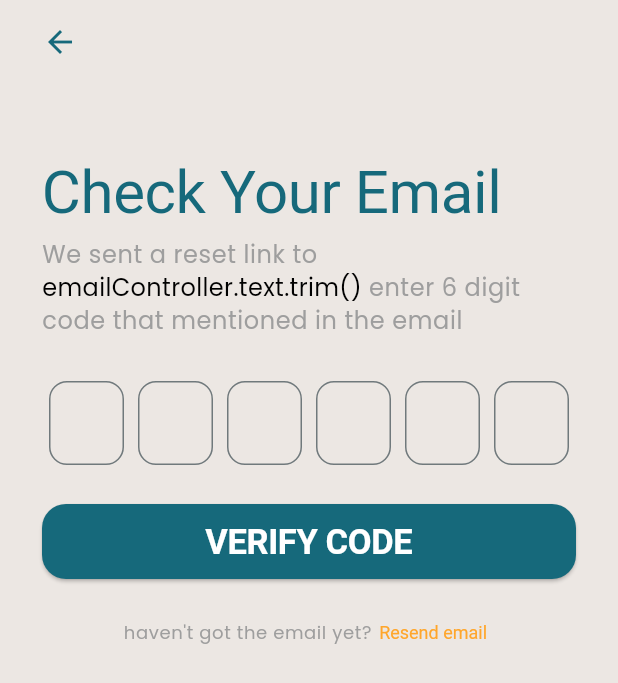
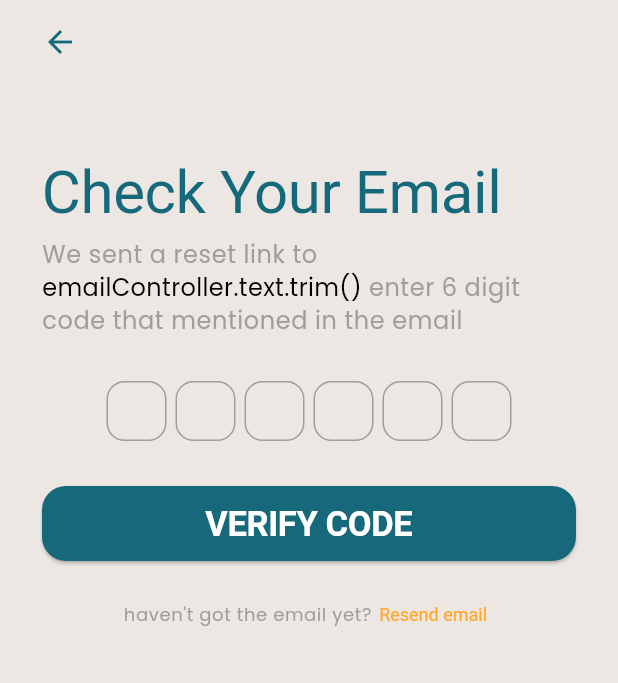
Before and after one commit to nhahub/NHA-229, a Flutter app: the OtpScreen screen opened directly, on a phone screen of 412 x 824 dp. Shown: the top 683 px of the screen. Run offline on Flutter 3.47's test engine with Material 3 defaults, Android fonts, the phone set to English and light mode, and no system bars; drawn by our look-alikes of pinput; our stand-ins replace flutter_screenutil, flutter_svg, google_fonts.

Commit message:
Implemented pinput library in OTP screen and formated the custom widgets

```diff
--- a/lib/features/auth/forgot_password/screens/otp_screen.dart
+++ b/lib/features/auth/forgot_password/screens/otp_screen.dart
@@ -1,8 +1,7 @@
 import 'package:flutter/material.dart';
-import 'package:flutter/services.dart';
-import 'package:google_fonts/google_fonts.dart';
 
 import '../../../../generated/l10n.dart';
+import '../widgets/otp_fields.dart';
 import 'confirm_reset_screen.dart';
 
 class OtpScreen extends StatefulWidget {
@@ -15,17 +14,15 @@ class OtpScreen extends StatefulWidget {
 }
 
 class _OtpScreenState extends State<OtpScreen> {
-  final _controllers = List.generate(6, (_) => TextEditingController());
-  final _focusNodes = List.generate(6, (_) => FocusNode());
-  bool _validOTP = true;
+  final _formKey = GlobalKey<FormState>();
+  final _pinController = TextEditingController();
+  final _pinFocusNode = FocusNode();
 
   void _verify() {
     setState(() {
-      _validOTP = _controllers.every(
-        (controller) => controller.text.isNotEmpty,
-      );
+      _pinFocusNode.unfocus();
     });
-    if (_validOTP) {
+    if (_formKey.currentState!.validate()) {
       Navigator.push(
         context,
         MaterialPageRoute(builder: (context) => const ConfirmResetScreen()),
@@ -79,107 +76,12 @@ class _OtpScreenState extends State<OtpScreen> {
                   ),
                 ),
                 const SizedBox(height: 30),
-                Row(
-                  // TODO: fix the validation color
-                  mainAxisAlignment: MainAxisAlignment.spaceAround,
-                  textDirection: TextDirection.ltr,
-                  children: List.generate(
-                    6,
-                    (index) => SizedBox(
-                      width: 50,
-                      // height: 40,
-                      child: KeyboardListener(
-                        focusNode: FocusNode(),
-                        onKeyEvent: (event) {
-                          if (event is KeyDownEvent &&
-                              event.logicalKey ==
-                                  LogicalKeyboardKey.backspace &&
-                              index > 0 &&
-                              _controllers[index].text.isEmpty) {
-                            FocusScope.of(
-                              context,
-                            ).requestFocus(_focusNodes[index - 1]);
-                          } else if (event is KeyDownEvent &&
-                              event.logicalKey == LogicalKeyboardKey.enter) {
-                            _verify();
-                          }
-                        },
-                        child: TextFormField(
-                          controller: _controllers[index],
-                          focusNode: _focusNodes[index],
-                          maxLength: 1,
-                          // initialValue: '${index % 2 == 0 ? index : null}',
-                          keyboardType: TextInputType.number,
-                          textAlign: TextAlign.center,
-                          textAlignVertical: TextAlignVertical.center,
-                          style: const TextStyle(fontSize: 16),
-                          inputFormatters: [
-                            FilteringTextInputFormatter.digitsOnly,
-                          ],
-                          onTap: () {
-                            if (_controllers[index].text.isEmpty &&
-                                _controllers.any(
-                                  (controller) => controller.text.isEmpty,
-                                )) {
-                              FocusScope.of(context).requestFocus(
-                                _focusNodes[_controllers.indexOf(
-                                  _controllers.firstWhere(
-                                    (value) => value.text.isEmpty,
-                                  ),
-                                )],
-                              );
-                            }
-                          },
-                          onChanged: (value) {
-                            if (value.isNotEmpty && index < 5) {
-                              FocusScope.of(
-                                context,
-                              ).requestFocus(_focusNodes[index + 1]);
-                            }
-                          },
-                          decoration: InputDecoration(
-                            counterText: '',
-                            errorText: null,
-                            focusedBorder: OutlineInputBorder(
-                              borderSide: BorderSide(
-                                color:
-                                    _validOTP
-                                        ? const Color(0xff16697B)
-                                        : const Color(0xffF44336),
-                                width: 1,
-                              ),
-                              borderRadius: const BorderRadius.all(
-                                Radius.circular(12),
-                              ),
-                            ),
-                            border: OutlineInputBorder(
-                              borderSide: BorderSide(
-                                color:
-                                    _validOTP
-                                        ? const Color(0xff9e9e9e)
-                                        : const Color(0xffF44336),
-                                width: 1,
-                              ),
-                              borderRadius: const BorderRadius.all(
-                                Radius.circular(12),
-                              ),
-                            ),
-                          ),
-                        ),
-                      ),
-                    ),
-                  ),
+                OtpFields(
+                  formKey: _formKey,
+                  pinController: _pinController,
+                  focusNode: _pinFocusNode,
                 ),
-                SizedBox(height: !_validOTP ? 13 : 9),
-                if (!_validOTP)
-                  Text(
-                    S.of(context).verificationFailed,
-                    style: GoogleFonts.poppins(
-                      fontSize: 12,
-                      color: const Color(0xffF44336),
-                    ),
-                  ),
-                const SizedBox(height: 17),
+                const SizedBox(height: 30),
                 ElevatedButton(
                   onPressed: _verify,
                   child: Text(
@@ -236,14 +138,8 @@ class _OtpScreenState extends State<OtpScreen> {
 
   @override
   void dispose() {
-    for (var controller in _controllers) {
-      controller.dispose();
-    }
-
-    for (var focusNode in _focusNodes) {
-      focusNode.dispose();
-    }
-
     super.dispose();
+    _pinController.dispose();
+    _pinFocusNode.dispose();
   }
 }
--- a/lib/features/auth/forgot_password/widgets/custom_button.dart
+++ b/lib/features/auth/forgot_password/widgets/custom_button.dart
@@ -8,13 +8,13 @@ class CustomButton extends StatelessWidget {
   final VoidCallback onPressed;
 
   const CustomButton({
-    Key? key,
+    super.key,
     required this.text,
     this.fontSize = 23,
     this.width = 200,
     this.height = 49,
     required this.onPressed,
-  }) : super(key: key);
+  });
 
   @override
   Widget build(BuildContext context) {
@@ -24,7 +24,7 @@ class CustomButton extends StatelessWidget {
       child: ElevatedButton(
         onPressed: onPressed,
         style: ElevatedButton.styleFrom(
-          backgroundColor: Color(0xFF16697B),
+          backgroundColor: const Color(0xFF16697B),
           shape: RoundedRectangleBorder(
             borderRadius: BorderRadius.circular(16),
           ),
--- /dev/null
+++ b/lib/features/auth/forgot_password/widgets/otp_fields.dart
@@ -0,0 +1,114 @@
+import 'package:flutter/material.dart';
+import 'package:flutter/services.dart';
+import 'package:pinput/pinput.dart';
+import 'package:google_fonts/google_fonts.dart';
+
+import '../screens/confirm_reset_screen.dart';
+
+/// This is the basic usage of Pinput
+/// For more examples check out the demo directory
+class OtpFields extends StatefulWidget {
+  final GlobalKey<FormState> formKey;
+  final TextEditingController pinController;
+  final FocusNode focusNode;
+
+  const OtpFields({
+    super.key,
+    required this.formKey,
+    required this.pinController,
+    required this.focusNode,
+  });
+
+  @override
+  State<OtpFields> createState() => _OtpFieldsState();
+}
+
+class _OtpFieldsState extends State<OtpFields> {
+  @override
+  Widget build(BuildContext context) {
+    const focusedBorderColor = Color.fromRGBO(23, 171, 144, 1);
+    const fillColor = Color.fromRGBO(243, 246, 249, 0);
+    const int pins = 6;
+
+    final defaultPinTheme = PinTheme(
+      width: 40,
+      height: 40,
+      textStyle: const TextStyle(
+        fontSize: 16,
+        color: Color.fromRGBO(30, 60, 87, 1),
+      ),
+      decoration: BoxDecoration(
+        borderRadius: BorderRadius.circular(12),
+        border: Border.all(color: const Color(0xff9E9E9E)),
+      ),
+    );
+
+    /// Optionally you can use form to validate the Pinput
+    return Form(
+      key: widget.formKey,
+      child: Directionality(
+        // Specify direction if desired
+        textDirection: TextDirection.ltr,
+        child: Pinput(
+          length: pins,
+          crossAxisAlignment: CrossAxisAlignment.center,
+          // You can pass your own SmsRetriever implementation based on any package
+          // in this example we are using the SmartAuth
+          enableInteractiveSelection: true,
+          controller: widget.pinController,
+          focusNode: widget.focusNode,
+          inputFormatters: [FilteringTextInputFormatter.digitsOnly],
+          defaultPinTheme: defaultPinTheme,
+          separatorBuilder: (index) => const SizedBox(width: 6),
+          validator: (value) {
+            return (value != null && value.length < pins)
+                ? 'Verification failed. Check the code and try again'
+                : null;
+          },
+          hapticFeedbackType: HapticFeedbackType.lightImpact,
+          onTapOutside: (event) {
+            widget.focusNode.unfocus();
+          },
+          onCompleted: (pin) {
+            Navigator.push(
+              context,
+              MaterialPageRoute(
+                builder: (context) => const ConfirmResetScreen(),
+              ),
+            );
+          },
+          cursor: Column(
+            mainAxisAlignment: MainAxisAlignment.end,
+            children: [
+              Container(
+                margin: const EdgeInsets.only(bottom: 9),
+                width: 22,
+                height: 1,
+                color: focusedBorderColor,
+              ),
+            ],
+          ),
+          focusedPinTheme: defaultPinTheme.copyWith(
+            decoration: defaultPinTheme.decoration!.copyWith(
+              borderRadius: BorderRadius.circular(18),
+              border: Border.all(color: const Color(0xff16697B)),
+            ),
+          ),
+          submittedPinTheme: defaultPinTheme.copyWith(
+            decoration: defaultPinTheme.decoration!.copyWith(
+              color: fillColor,
+              border: Border.all(color: const Color(0xff16697B)),
+            ),
+          ),
+          errorPinTheme: defaultPinTheme.copyBorderWith(
+            border: Border.all(color: const Color(0xffF44336)),
+          ),
+          errorTextStyle: GoogleFonts.poppins(
+            fontSize: 12,
+            color: const Color(0xffF44336),
+          ),
+        ),
+      ),
+    );
+  }
+}
```
Also changed, not shown: lib/features/auth/forgot_password/screens/test_otp_screen.dart (deleted, +0 -430 lines), lib/features/auth/forgot_password/widgets/custom_text_field.dart (+9 -6 lines).
